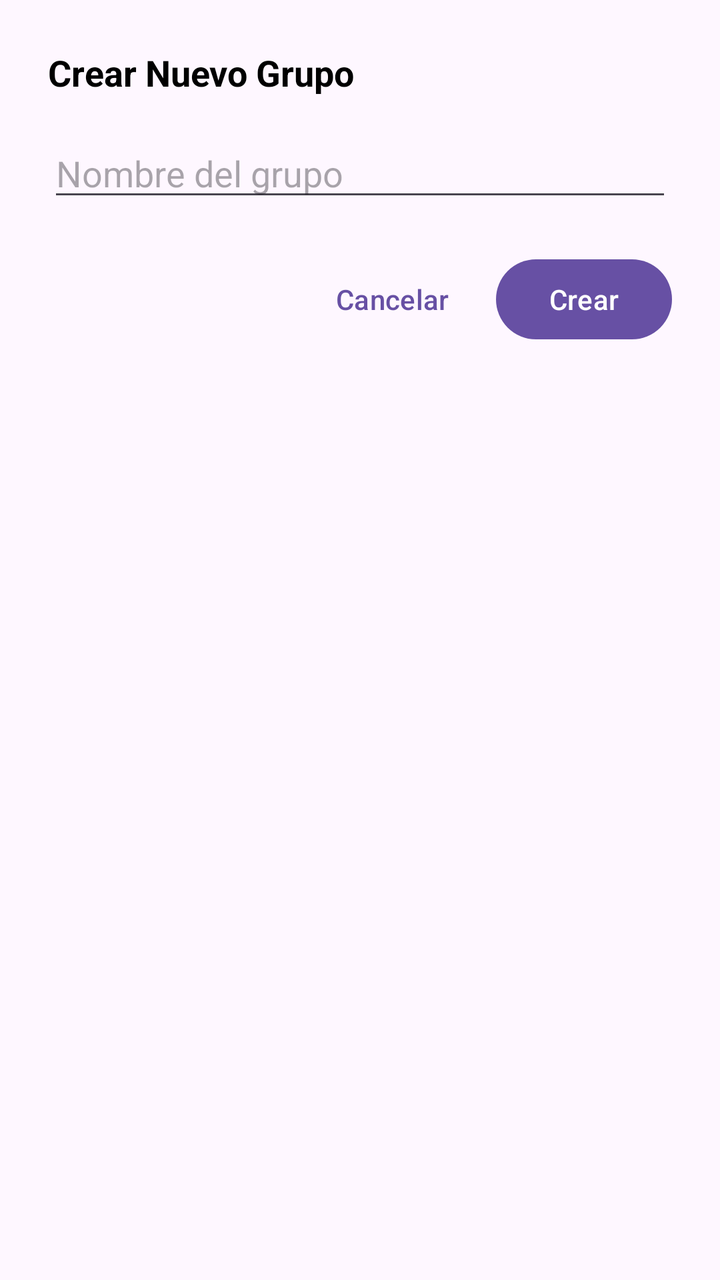
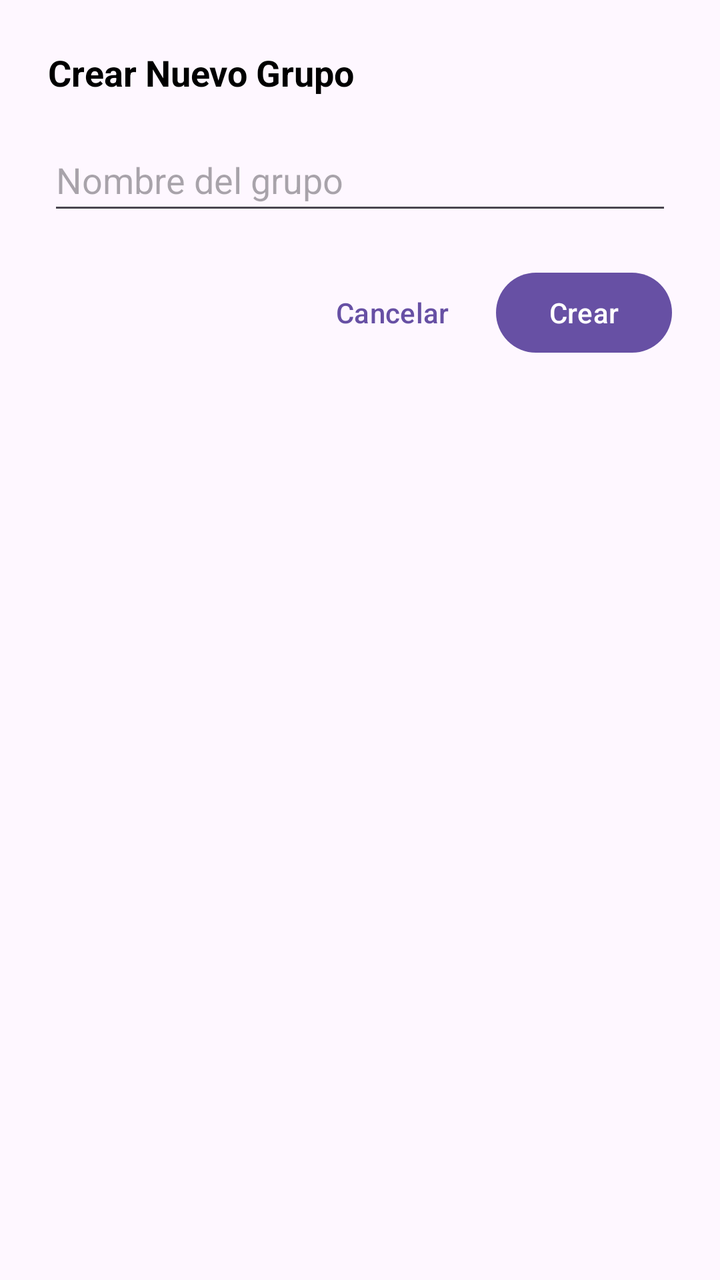

Screens rendered from an Android XML layout before and after an edit, with the pre-edit source and the edit as a unified diff.
<!-- AndroidManifest.xml: application theme Theme.SeminarioFinal -->
<!-- res/layout/dialog_new_group.xml -->
<?xml version="1.0" encoding="utf-8"?>
<LinearLayout xmlns:android="http://schemas.android.com/apk/res/android"
    android:layout_width="match_parent"
    android:layout_height="wrap_content"
    android:orientation="vertical"
    android:padding="24dp">

    <TextView
        android:layout_width="wrap_content"
        android:layout_height="wrap_content"
        android:text="Crear Nuevo Grupo"
        android:textColor="@android:color/black"
        android:textSize="18sp"
        android:textStyle="bold" />

    <EditText
        android:id="@+id/etGName"
        android:layout_width="match_parent"
        android:layout_height="wrap_content"
        android:layout_marginTop="16dp"
        android:hint="Nombre del grupo"
        android:inputType="text" />

    <LinearLayout
        android:layout_width="match_parent"
        android:layout_height="wrap_content"
        android:layout_marginTop="20dp"
        android:gravity="end"
        android:orientation="horizontal">

        <Button
            android:id="@+id/btnCancelGroup"
            style="@style/Widget.Material3.Button.TextButton"
            android:layout_width="wrap_content"
            android:layout_height="wrap_content"
            android:text="Cancelar" />

        <Button
            android:id="@+id/btnCreateGroup"
            style="@style/Widget.Material3.Button"
            android:layout_width="wrap_content"
            android:layout_height="wrap_content"
            android:layout_marginStart="8dp"
            android:text="Crear" />
    </LinearLayout>

</LinearLayout>
<!-- resources referenced by this layout -->
<resources>
  <style name="Theme.SeminarioFinal" parent="Base.Theme.SeminarioFinal" />
  <style name="Base.Theme.SeminarioFinal" parent="Theme.Material3.DayNight.NoActionBar">
          
          
      </style>
</resources>

<!-- the commit's change to res/layout/dialog_new_group.xml (unified diff, before → after) -->
@@ -17,6 +17,7 @@
         android:id="@+id/etGName"
         android:layout_width="match_parent"
         android:layout_height="wrap_content"
+        android:minHeight="48dp"
         android:layout_marginTop="16dp"
         android:hint="Nombre del grupo"
         android:inputType="text" />
